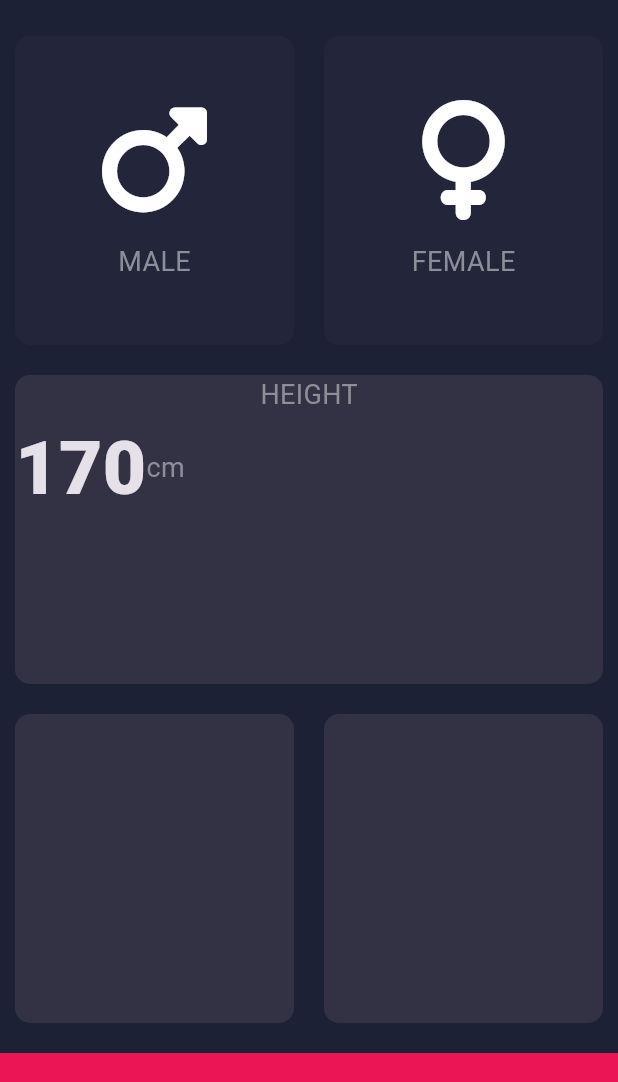
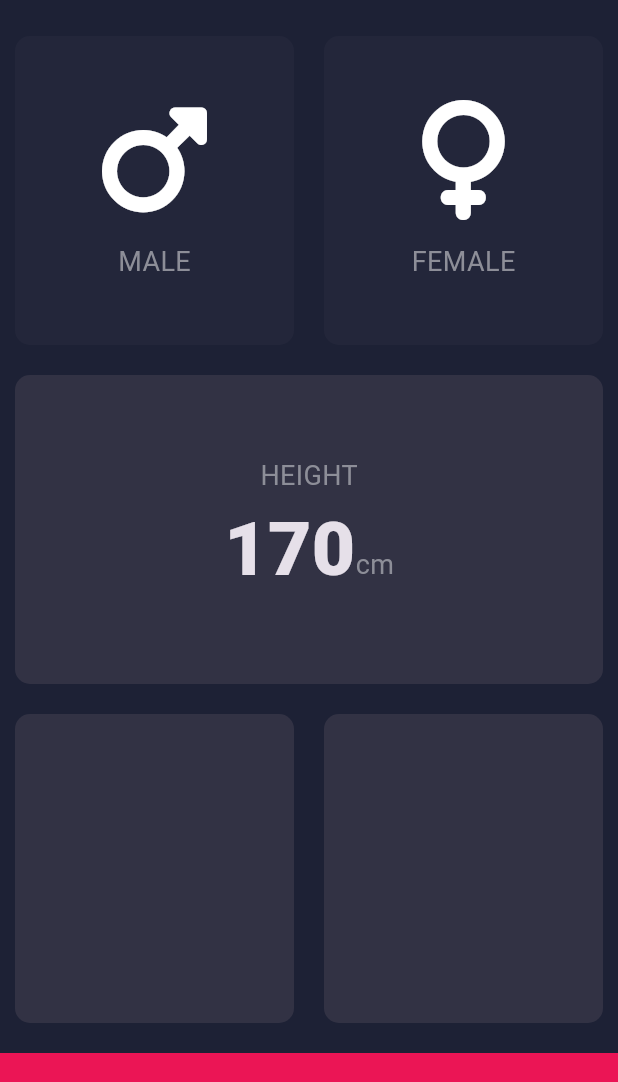
Before and after one commit to yukimiyake0607/BMI, a Flutter app: the screen it shows after launch, on a phone screen of 412 x 824 dp, the part 63-1145 px from its top. Run offline on Flutter 3.47's test engine with Material 3 defaults, Android fonts, the phone set to English and light mode, and no system bars; our stand-ins replace font_awesome_flutter.

Commit message:
update: HEIGHTの数値のスタイルを変更
refs #36

```diff
--- a/lib/input_page.dart
+++ b/lib/input_page.dart
@@ -67,9 +67,13 @@ class _InputPageState extends State<InputPage> {
             child: ReusableCard(
               color: kActiveReusableCardColor,
               cardChild: Column(
+                mainAxisAlignment: MainAxisAlignment.center,
                 children: <Widget>[
                   Text('HEIGHT', style: kLabelTextstyle),
                   Row(
+                    mainAxisAlignment: MainAxisAlignment.center,
+                    crossAxisAlignment: CrossAxisAlignment.baseline,
+                    textBaseline: TextBaseline.alphabetic,
                     children: <Widget>[
                       Text(
                         '170',
```
